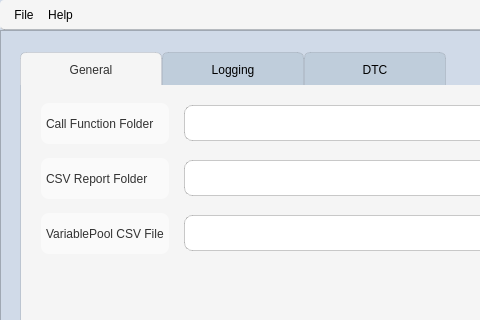
First picture: the form in xmlconfig.ui, repository vulevu121/AutomationGUI, before the edit; both pictures show x 0 to 480 and y 0 to 320 of the 800 by 480 pixel window.
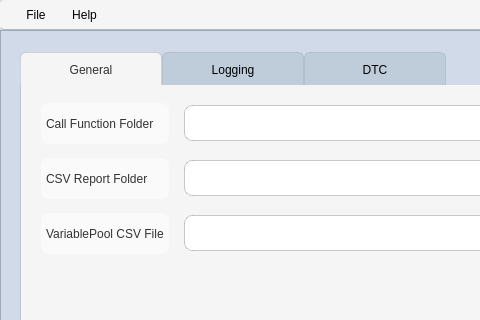
Second picture: the form after the edit. Icons and pictures are not drawn.

Patch:
```diff
--- a/xmlconfig.ui
+++ b/xmlconfig.ui
@@ -171,14 +171,13 @@
 QMenu, QMenu::item, QMenuBar, QMenuBar::item {
 	color: black;
 	background-color: rgb(245, 245, 245);
-	padding: 4px;
+	padding: 4px 10px 4px 10px;
 	border-radius: 4px;
 }
 
 QMenuBar::item:selected, QMenu::item:selected {
 	color: black;
 	background-color:  rgba(0, 0, 0, 0.1);
-	padding: 4px;
 }
 
 QMenuBar {
```
